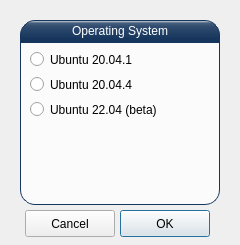
Above: UI/install.ui from ainfosec/FISSURE before the change. Below: the same form after it.
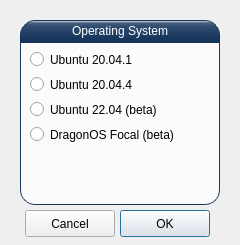
That is the form after the change.

What changed in the file:
```diff
--- a/UI/install.ui
+++ b/UI/install.ui
@@ -139,6 +139,22 @@
      <string>Ubuntu 20.04.4</string>
     </property>
    </widget>
+   <widget class="QRadioButton" name="radioButton_dragonOS_focal">
+    <property name="enabled">
+     <bool>true</bool>
+    </property>
+    <property name="geometry">
+     <rect>
+      <x>10</x>
+      <y>80</y>
+      <width>180</width>
+      <height>25</height>
+     </rect>
+    </property>
+    <property name="text">
+     <string>DragonOS Focal (beta)</string>
+    </property>
+   </widget>
   </widget>
  </widget>
  <resources/>
```
